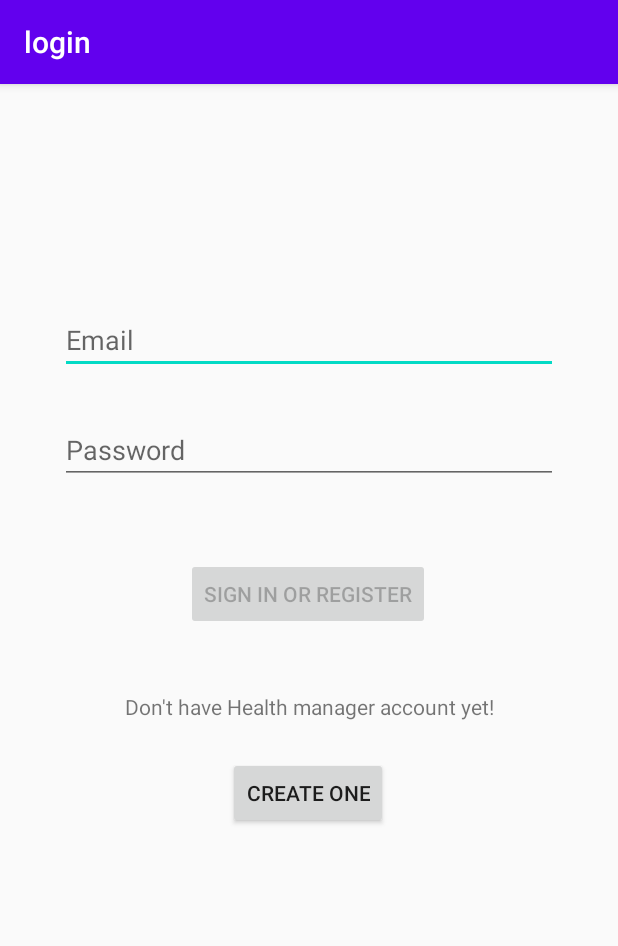
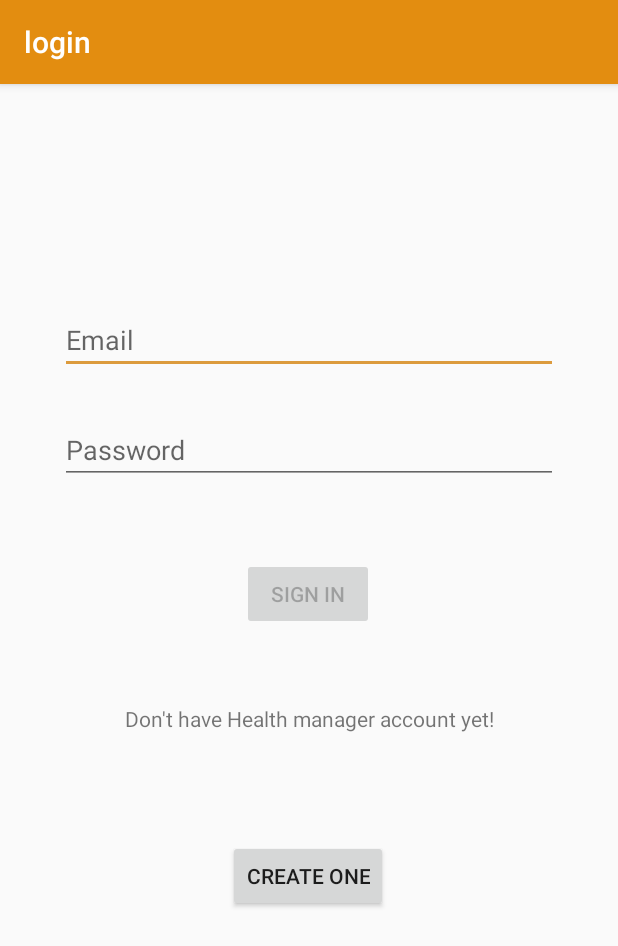
Before and after one commit to Mayuresh-loves-cpp/stuff, an Android app: the screen it shows after launch (LoginActivity), on a phone screen of 412 x 824 dp. Shown: the top 946 px of the screen. Run offline under Robolectric (Android 15) with nearby library versions, the phone set to English and light mode, and no system bars.

Commit message:
Changed Titlebar colour

```diff
--- a/login/app/src/main/res/layout/activity_login.xml
+++ b/login/app/src/main/res/layout/activity_login.xml
@@ -54,7 +54,7 @@
         android:layout_marginEnd="48dp"
         android:layout_marginBottom="64dp"
         android:enabled="false"
-        android:text="@string/action_sign_in"
+        android:text="Sign in"
         app:layout_constraintBottom_toBottomOf="parent"
         app:layout_constraintEnd_toEndOf="parent"
         app:layout_constraintHorizontal_bias="0.496"
@@ -82,6 +82,8 @@
         android:id="@+id/textView"
         android:layout_width="wrap_content"
         android:layout_height="wrap_content"
+        android:layout_marginTop="10dp"
+        android:layout_marginBottom="10dp"
         android:text="@string/don_t_have_health_manager_account_yet"
         app:layout_constraintBottom_toBottomOf="parent"
         app:layout_constraintEnd_toEndOf="parent"
@@ -99,5 +101,5 @@
         app:layout_constraintHorizontal_bias="0.498"
         app:layout_constraintStart_toStartOf="parent"
         app:layout_constraintTop_toBottomOf="@+id/textView"
-        app:layout_constraintVertical_bias="0.086" />
+        app:layout_constraintVertical_bias="0.263" />
 </androidx.constraintlayout.widget.ConstraintLayout>
--- a/login/app/src/main/res/values/colors.xml
+++ b/login/app/src/main/res/values/colors.xml
@@ -1,6 +1,6 @@
 <?xml version="1.0" encoding="utf-8"?>
 <resources>
-    <color name="colorPrimary">#6200EE</color>
-    <color name="colorPrimaryDark">#3700B3</color>
-    <color name="colorAccent">#03DAC5</color>
+    <color name="colorPrimary">#E38D10</color>
+    <color name="colorPrimaryDark">#E39829</color>
+    <color name="colorAccent">#DC9B3D</color>
 </resources>
```
